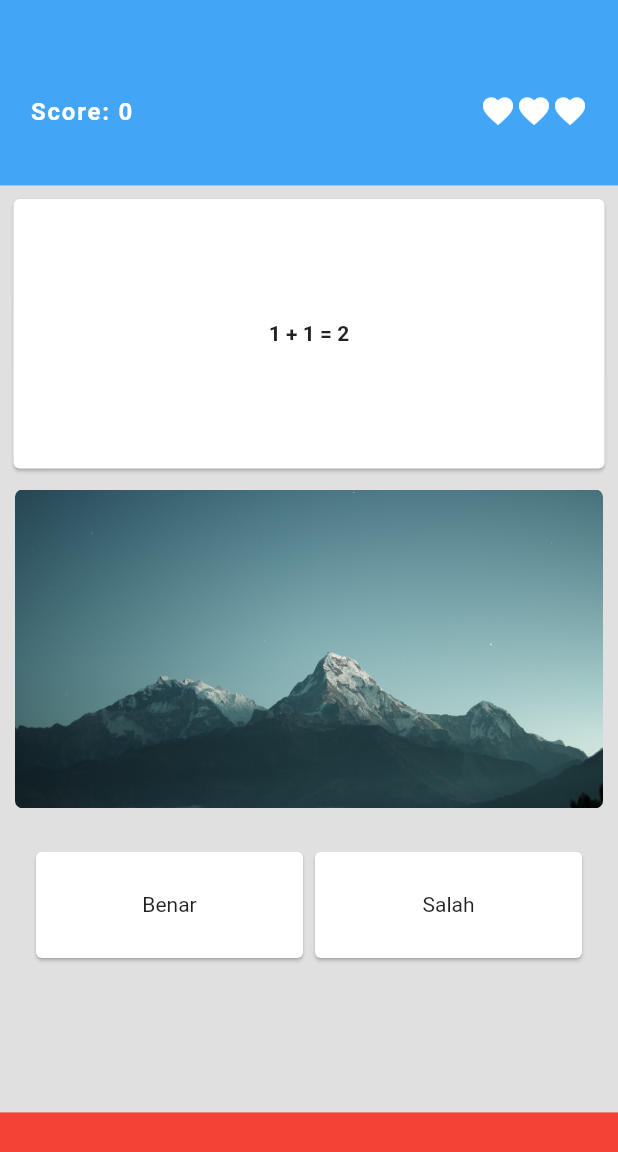
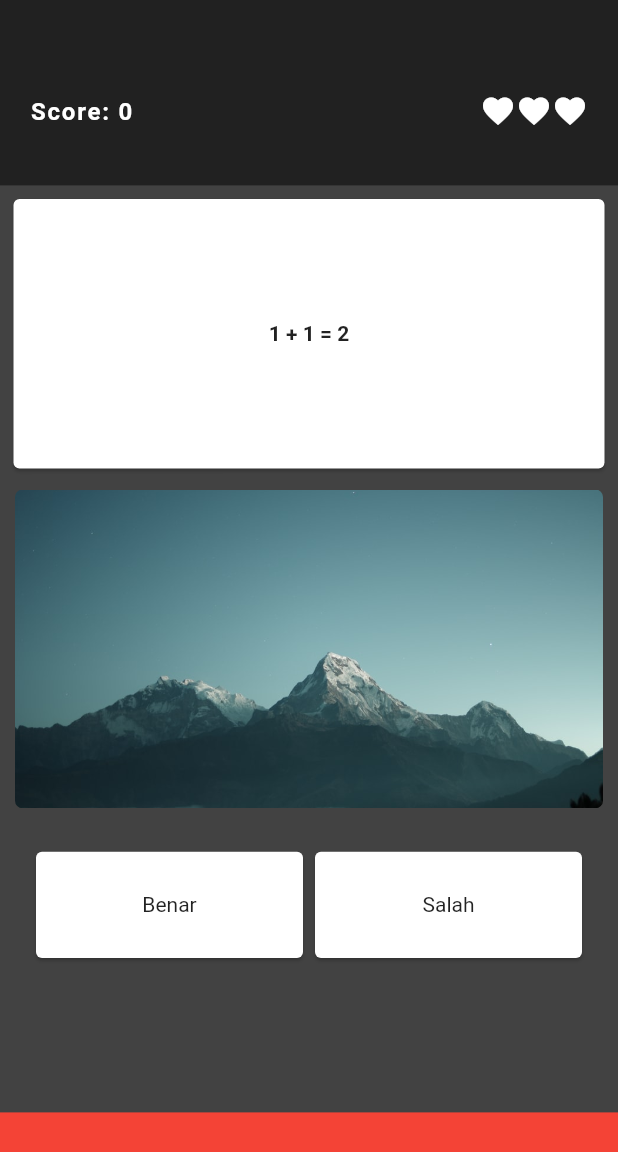
Before and after one commit to jmiryas/quiz_member_jkt48, a Flutter app: the screen it shows after launch, after a tap on "True atau False", on a phone screen of 412 x 824 dp. Shown: the top 1152 px of the screen. Run offline on Flutter 3.47's test engine with Material 2 defaults, Android fonts, the phone set to English and light mode, and no system bars; our stand-ins replace audioplayers, font_awesome_flutter, random_string, rflutter_alert.

Commit message:
Add splash screen and change theme

```diff
--- a/lib/main.dart
+++ b/lib/main.dart
@@ -2,15 +2,34 @@ import 'package:flutter/material.dart';
 import 'package:flutter/services.dart';
 
 import '../screens/home_screen.dart';
+import '../screens/splash_screen.dart';
 
 void main() {
   runApp(const MyApp());
 }
 
-class MyApp extends StatelessWidget {
+class MyApp extends StatefulWidget {
   const MyApp({
     Key? key,
   }) : super(key: key);
+
+  @override
+  State<MyApp> createState() => _MyAppState();
+}
+
+class _MyAppState extends State<MyApp> {
+  bool loadingTime = true;
+
+  @override
+  void initState() {
+    Future.delayed(const Duration(milliseconds: 5000), () {
+      setState(() {
+        loadingTime = false;
+      });
+    });
+
+    super.initState();
+  }
 
   @override
   Widget build(BuildContext context) {
@@ -27,7 +46,7 @@ class MyApp extends StatelessWidget {
       ),
       debugShowCheckedModeBanner: false,
       title: "Quiz Member JKT48",
-      home: const HomeScreen(),
+      home: loadingTime ? const SplashScreen() : const HomeScreen(),
     );
   }
 }
--- a/lib/screens/home_screen.dart
+++ b/lib/screens/home_screen.dart
@@ -22,9 +22,10 @@ class HomeScreen extends StatelessWidget {
       child: Column(
         children: [
           QuizHomeHeaderWidget(width: width, height: height),
-          SizedBox(
+          Container(
             width: width,
             height: height * 0.75,
+            color: Colors.grey.shade800,
             child: Padding(
               padding: const EdgeInsets.all(20.0),
               child: Column(
--- a/lib/screens/question_screen.dart
+++ b/lib/screens/question_screen.dart
@@ -70,6 +70,7 @@ class _QuestionScreenState extends State<QuestionScreen> {
         return false;
       },
       child: Scaffold(
+          backgroundColor: Colors.grey.shade800,
           body: SizedBox(
               width: width,
               height: height,
--- a/lib/screens/quiz_binary_screen.dart
+++ b/lib/screens/quiz_binary_screen.dart
@@ -118,7 +118,7 @@ class _QuizBinaryScreenState extends State<QuizBinaryScreen> {
         return false;
       },
       child: Scaffold(
-        backgroundColor: Colors.grey.shade300,
+        backgroundColor: Colors.grey.shade800,
         body: SizedBox(
           width: width,
           height: height,
--- /dev/null
+++ b/lib/screens/splash_screen.dart
@@ -0,0 +1,42 @@
+import 'package:flutter/material.dart';
+
+class SplashScreen extends StatelessWidget {
+  const SplashScreen({Key? key}) : super(key: key);
+
+  @override
+  Widget build(BuildContext context) {
+    double width = MediaQuery.of(context).size.width;
+    double height = MediaQuery.of(context).size.height;
+
+    return Scaffold(
+      body: Container(
+        width: width,
+        height: height,
+        color: Colors.grey.shade900,
+        padding: const EdgeInsets.all(20.0),
+        child: Center(
+          child: Column(
+            mainAxisAlignment: MainAxisAlignment.center,
+            children: const [
+              Image(
+                width: 100.0,
+                height: 100.0,
+                image: AssetImage("images/splash_icon.png"),
+              ),
+              SizedBox(
+                height: 5.0,
+              ),
+              Text(
+                "Quiz Member JKT48",
+                style: TextStyle(
+                    fontSize: 18.0,
+                    fontWeight: FontWeight.bold,
+                    color: Colors.white),
+              )
+            ],
+          ),
+        ),
+      ),
+    );
+  }
+}
--- a/lib/widgets/quiz_home_header_widget.dart
+++ b/lib/widgets/quiz_home_header_widget.dart
@@ -1,10 +1,10 @@
 import 'package:flutter/material.dart';
-import 'package:quiz_member_jkt48/models/quiz_binary_model.dart';
 import 'package:random_string/random_string.dart';
 import 'package:rflutter_alert/rflutter_alert.dart';
 import 'package:font_awesome_flutter/font_awesome_flutter.dart';
 
 import '../models/quiz_model.dart';
+import '../models/quiz_binary_model.dart';
 
 class QuizHomeHeaderWidget extends StatelessWidget {
   const QuizHomeHeaderWidget({
@@ -21,7 +21,7 @@ class QuizHomeHeaderWidget extends StatelessWidget {
     return Container(
       width: width,
       height: height * 0.15,
-      color: Colors.blue.shade400,
+      color: Colors.grey.shade900,
       padding: const EdgeInsets.fromLTRB(20.0, 25.0, 0.0, 0.0),
       child: Row(
         mainAxisAlignment: MainAxisAlignment.spaceBetween,
--- a/lib/widgets/quiz_menu_widget.dart
+++ b/lib/widgets/quiz_menu_widget.dart
@@ -19,7 +19,7 @@ class QuizMenuWidget extends StatelessWidget {
     return GestureDetector(
       onTap: onTap,
       child: Container(
-        margin: EdgeInsets.only(bottom: 10.0),
+        margin: const EdgeInsets.only(bottom: 5.0),
         child: Card(
           child: ListTile(
             leading: Image(
--- a/lib/widgets/quiz_score_header_widget.dart
+++ b/lib/widgets/quiz_score_header_widget.dart
@@ -36,7 +36,7 @@ class QuizScoreHeaderWidget extends StatelessWidget {
     return Container(
       width: width,
       height: height * 0.15,
-      color: Colors.blue.shade400,
+      color: Colors.grey.shade900,
       padding: const EdgeInsets.fromLTRB(20.0, 25.0, 20.0, 0.0),
       child: Row(
         mainAxisAlignment: MainAxisAlignment.spaceBetween,
```
Also changed, not shown: images/quiz_splash.png (deleted), images/splash_icon.png (added).
